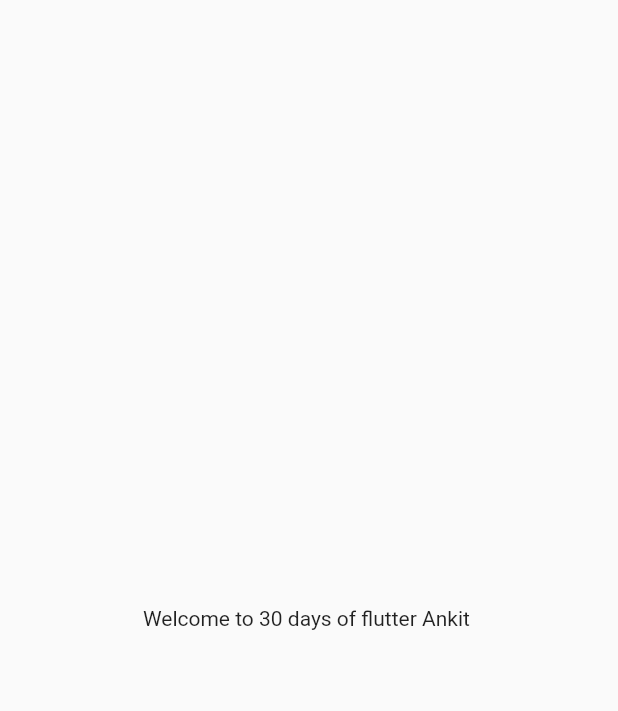
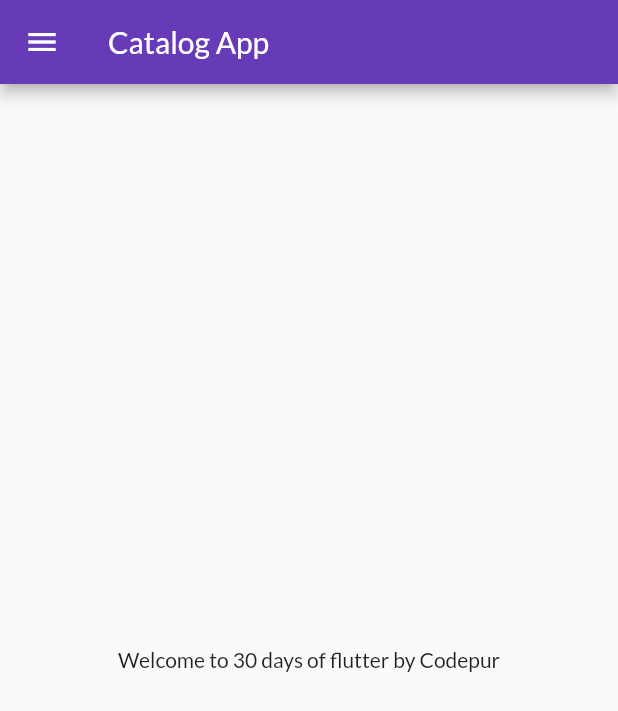
Before and after one commit to ankitkeyss/30DaysinFlutterlearn, a Flutter app: the screen it shows after launch, on a phone screen of 412 x 824 dp. Shown: the top 711 px of the screen. Run offline on Flutter 3.47's test engine with Material 2 defaults, Android fonts, the phone set to English and light mode, and no system bars; our stand-ins replace google_fonts.

Commit message:
i am modified main page

```diff
--- a/lib/main.dart
+++ b/lib/main.dart
@@ -1,22 +1,32 @@
 import 'package:flutter/material.dart';
+import 'package:flutter_catalog/pages/login_page.dart';
+import 'package:flutter_catalog/utils/routes.dart';
+import 'package:google_fonts/google_fonts.dart';
+import 'pages/home_page.dart';
 
 void main() {
   runApp(MyApp());
 }
 
 class MyApp extends StatelessWidget {
-  const MyApp({Key key}) : super(key: key);
-
   @override
   Widget build(BuildContext context) {
     return MaterialApp(
-      home: Material(
-        child: Center(
-          child: Container(
-            child: Text("Welcome to 30 days of flutter Ankit "),
-          ),
-        ),
+      themeMode: ThemeMode.light,
+      theme: ThemeData(
+        primarySwatch: Colors.deepPurple,
+        fontFamily: GoogleFonts.lato().fontFamily,
       ),
+      darkTheme: ThemeData(
+        brightness: Brightness.dark,
+      ),
+      debugShowCheckedModeBanner: false,
+      initialRoute: MyRoutes.homeRoute,
+      routes: {
+        "/": (context) => LoginPage(),
+        MyRoutes.homeRoute: (context) => HomePage(),
+        MyRoutes.loginRoute: (context) => LoginPage()
+      },
     );
   }
 }
--- /dev/null
+++ b/lib/pages/home_page.dart
@@ -0,0 +1,21 @@
+import 'package:flutter/material.dart';
+import 'package:flutter_catalog/widgets/drawer.dart';
+
+class HomePage extends StatelessWidget {
+  final int days = 30;
+  final String name = "Codepur";
+  @override
+  Widget build(BuildContext context) {
+    return Scaffold(
+      appBar: AppBar(
+        title: Text("Catalog App"),
+      ),
+      body: Center(
+        child: Container(
+          child: Text("Welcome to $days days of flutter by $name"),
+        ),
+      ),
+      drawer: MyDrawer(),
+    );
+  }
+}
--- /dev/null
+++ b/lib/utils/routes.dart
@@ -0,0 +1,4 @@
+class MyRoutes {
+  static String loginRoute = "/login";
+  static String homeRoute = "/home";
+}
--- a/pubspec.yaml
+++ b/pubspec.yaml
@@ -27,6 +27,7 @@ dependencies:
   # The following adds the Cupertino Icons font to your application.
   # Use with the CupertinoIcons class for iOS style icons.
   cupertino_icons: ^1.0.1
+  google_fonts: ^3.0.1
 
 dev_dependencies:
   flutter_test:
@@ -45,8 +46,9 @@ flutter:
   uses-material-design: true
 
   # To add assets to your application, add an assets section, like this:
-  # assets:
-  #   - images/a_dot_burr.jpeg
+  assets:
+    - assets/images/
+  #   - images/a_dot_ham.jpeg
   #   - images/a_dot_ham.jpeg
 
   # An image asset can refer to one or more resolution-specific "variants", see
```
Also changed, not shown: lib/pages/login_page.dart (added, +129 -0 lines), lib/widgets/drawer.dart (added, +70 -0 lines), pubspec.lock, 3 other files.
